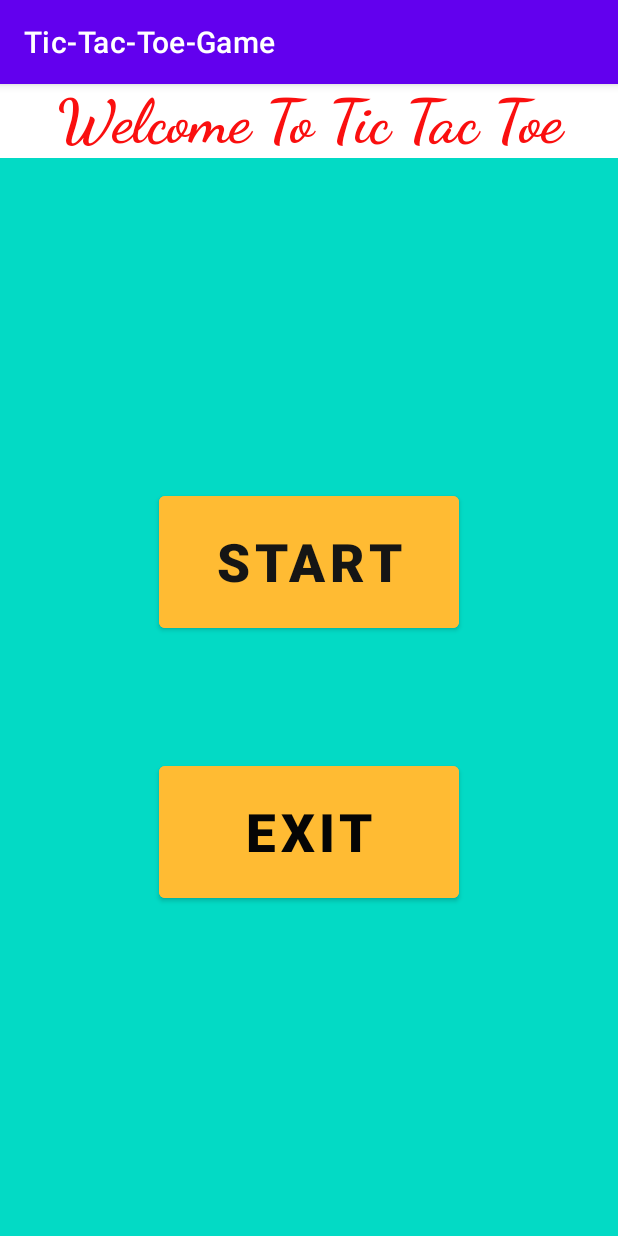
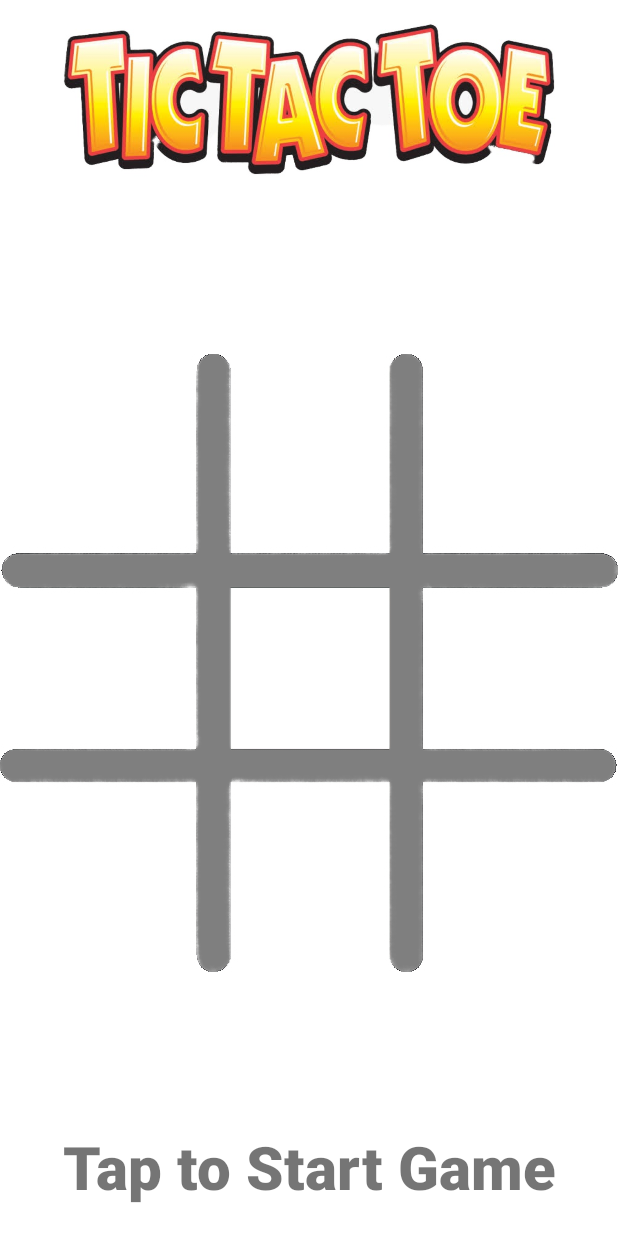
Before and after one commit to KumarGangesh123/Tic-Tac_Toe_Game_Android, an Android app: the screen it shows after launch (MainActivity before the commit, fontPage after it), on a phone screen of 412 x 824 dp. Run offline under Robolectric (Android 15) with nearby library versions, the phone set to English and light mode, and no system bars.

Commit message:
Updated Version of the project.

```diff
--- a/app/build.gradle
+++ b/app/build.gradle
@@ -33,6 +33,7 @@ dependencies {
     implementation 'androidx.appcompat:appcompat:1.6.1'
     implementation 'com.google.android.material:material:1.8.0'
     implementation 'androidx.constraintlayout:constraintlayout:2.1.4'
+    implementation 'com.airbnb.android:lottie:6.0.0'
     testImplementation 'junit:junit:4.13.2'
     androidTestImplementation 'androidx.test.ext:junit:1.1.5'
     androidTestImplementation 'androidx.test.espresso:espresso-core:3.5.1'
--- a/app/src/main/java/com/india/tic_tac_toe_game/MainActivity.java
+++ b/app/src/main/java/com/india/tic_tac_toe_game/MainActivity.java
@@ -4,6 +4,7 @@ import androidx.appcompat.app.AppCompatActivity;
 
 import android.content.Intent;
 import android.os.Bundle;
+import android.os.Handler;
 import android.view.View;
 import android.widget.Button;
 
@@ -14,25 +15,13 @@ public class MainActivity extends AppCompatActivity {
         super.onCreate(savedInstanceState);
         setContentView(R.layout.activity_font_page);
 
-        Button btn1 = findViewById(R.id.button1);
-        Button btn2 = findViewById(R.id.button2);
-
-        btn1.setOnClickListener(new View.OnClickListener() {
+        new Handler().postDelayed(new Runnable() {
             @Override
-            public void onClick(View v) {
-                Intent iNext = new Intent(MainActivity.this, fontPage.class);
-                startActivity(iNext);
-
+            public void run() {
+                startActivity(new Intent(MainActivity.this,fontPage.class));
+                finish();
             }
-        });
-
-        btn2.setOnClickListener(new View.OnClickListener() {
-            @Override
-            public void onClick(View v) {
-                finish();
-                System.exit(0);
-            }
-        });
+        },3000);
 
     }
 }
--- a/app/src/main/res/layout/activity_font_page.xml
+++ b/app/src/main/res/layout/activity_font_page.xml
@@ -6,51 +6,13 @@
     android:layout_height="match_parent"
     tools:context=".MainActivity">
 
-    <TextView
-        android:id="@+id/textView3"
-        android:layout_width="0dp"
-        android:layout_height="wrap_content"
-        android:fontFamily="cursive"
-        android:gravity="center"
-        android:text="Welcome To Tic Tac Toe"
-        android:textColor="#FA0F0F"
-        android:textSize="40sp"
-        android:textStyle="bold"
-        app:layout_constraintEnd_toEndOf="parent"
-        app:layout_constraintStart_toStartOf="parent"
-        app:layout_constraintTop_toTopOf="parent" />
+    <com.airbnb.lottie.LottieAnimationView
+        android:layout_width="match_parent"
+        android:layout_height="match_parent"
+        app:lottie_rawRes="@raw/loading"
+        android:background="#00BCD4"
+        app:lottie_autoPlay="true"
+        app:lottie_loop="true"
+        />
 
-    <LinearLayout
-        android:layout_width="0dp"
-        android:layout_height="0dp"
-        android:background="?attr/colorAccent"
-        android:gravity="center"
-        android:orientation="vertical"
-        app:layout_constraintBottom_toBottomOf="parent"
-        app:layout_constraintEnd_toEndOf="parent"
-        app:layout_constraintStart_toStartOf="parent"
-        app:layout_constraintTop_toBottomOf="@+id/textView3">
-
-        <Button
-            android:id="@+id/button1"
-            android:layout_width="200dp"
-            android:layout_height="100dp"
-            android:backgroundTint="@android:color/holo_orange_light"
-            android:text="START"
-            android:textColor="#151515"
-            android:textSize="35sp"
-            android:textStyle="bold" />
-
-        <Button
-            android:id="@+id/button2"
-            android:layout_width="200dp"
-            android:layout_height="100dp"
-            android:layout_marginTop="80dp"
-            android:backgroundTint="@android:color/holo_orange_light"
-            android:gravity="center"
-            android:text="EXIT"
-            android:textColor="#050505"
-            android:textSize="35sp"
-            android:textStyle="bold" />
-    </LinearLayout>
 </androidx.constraintlayout.widget.ConstraintLayout>
--- a/app/src/main/res/layout/activity_main.xml
+++ b/app/src/main/res/layout/activity_main.xml
@@ -6,18 +6,13 @@
     android:layout_height="match_parent"
     tools:context=".fontPage">
 
-    <TextView
-        android:id="@+id/textView"
-        android:layout_width="wrap_content"
-        android:layout_height="wrap_content"
-        android:fontFamily="cursive"
-        android:text="@string/gameName"
-        android:textColor="#F80505"
-        android:textSize="40sp"
-        android:textStyle="bold"
+    <ImageView
+        android:id="@+id/imageView11"
+        android:layout_width="0dp"
+        android:layout_height="123dp"
         app:layout_constraintEnd_toEndOf="parent"
-        app:layout_constraintStart_toStartOf="parent"
-        app:layout_constraintTop_toTopOf="parent" />
+        app:layout_constraintTop_toTopOf="parent"
+        app:srcCompat="@drawable/name" />
 
     <ImageView
         android:id="@+id/imageView"
@@ -26,9 +21,11 @@
         android:contentDescription="@string/elements"
         app:layout_constraintBottom_toBottomOf="parent"
         app:layout_constraintEnd_toEndOf="parent"
+        app:layout_constraintHorizontal_bias="1.0"
         app:layout_constraintStart_toStartOf="parent"
-        app:layout_constraintTop_toBottomOf="@+id/textView"
-        app:srcCompat="@drawable/grid" />
+        app:layout_constraintTop_toTopOf="@+id/imageView11"
+        app:srcCompat="@drawable/grid"
+        android:layout_marginTop="60dp"/>
 
     <LinearLayout
         android:id="@+id/linearLayout"
@@ -38,7 +35,8 @@
         app:layout_constraintBottom_toBottomOf="@+id/imageView"
         app:layout_constraintEnd_toEndOf="parent"
         app:layout_constraintStart_toStartOf="parent"
-        app:layout_constraintTop_toBottomOf="@+id/textView">
+        app:layout_constraintTop_toTopOf="parent"
+        android:layout_marginTop="60dp">
 
         <LinearLayout
             android:layout_width="match_parent"
@@ -51,10 +49,12 @@
                 android:layout_width="match_parent"
                 android:layout_height="match_parent"
                 android:layout_weight="1"
-                android:contentDescription="@string/app_name"
+                android:contentDescription="@string/elements"
                 android:onClick="check"
                 android:padding="20dp"
-                android:tag="0" />
+                android:tag="0"
+                tools:layout_editor_absoluteX="0dp"
+                tools:layout_editor_absoluteY="222dp" />
 
             <ImageView
                 android:id="@+id/imageView2"
@@ -71,7 +71,7 @@
                 android:layout_width="match_parent"
                 android:layout_height="match_parent"
                 android:layout_weight="1"
-                android:contentDescription="@string/elements"
+                android:contentDescription="@string/app_name"
                 android:onClick="check"
                 android:padding="20dp"
                 android:tag="2" />
@@ -154,14 +154,18 @@
 
     <TextView
         android:id="@+id/textView2"
-        android:layout_width="wrap_content"
+        android:layout_width="0dp"
         android:layout_height="wrap_content"
-        android:fontFamily="cursive"
+        android:fontFamily="sans-serif-black"
+        android:gravity="center"
         android:text="@string/result"
         android:textSize="40sp"
         android:textStyle="bold"
         app:layout_constraintBottom_toBottomOf="@+id/imageView"
         app:layout_constraintEnd_toEndOf="parent"
+        app:layout_constraintHorizontal_bias="0.496"
         app:layout_constraintStart_toStartOf="parent"
-        app:layout_constraintTop_toBottomOf="@+id/linearLayout" />
+        app:layout_constraintTop_toBottomOf="@+id/linearLayout"
+        app:layout_constraintVertical_bias="0.85" />
+
 </androidx.constraintlayout.widget.ConstraintLayout>
--- a/app/src/main/res/values/colors.xml
+++ b/app/src/main/res/values/colors.xml
@@ -7,4 +7,6 @@
     <color name="teal_700">#FF018786</color>
     <color name="black">#FF000000</color>
     <color name="white">#FFFFFFFF</color>
+    <color name="oGreen">#8BC34A</color>
+    <color name="xRed">#EC1505</color>
 </resources>
--- a/app/src/main/res/values/themes.xml
+++ b/app/src/main/res/values/themes.xml
@@ -1,6 +1,6 @@
 <resources xmlns:tools="http://schemas.android.com/tools">
     <!-- Base application theme. -->
-    <style name="Theme.TicTacToeGame" parent="Theme.MaterialComponents.DayNight.DarkActionBar">
+    <style name="Theme.TicTacToeGame" parent="Theme.MaterialComponents.DayNight.NoActionBar">
         <!-- Primary brand color. -->
         <item name="colorPrimary">@color/purple_500</item>
         <item name="colorPrimaryVariant">@color/purple_700</item>
```
Also changed, not shown: app/src/main/java/com/india/tic_tac_toe_game/fontPage.java (+6 -3 lines), app/src/main/res/raw/loading.json (added, +1 -0 lines), app/src/main/res/drawable/name.jpeg (added), app/src/main/res/drawable/o.png (added), app/src/main/res/drawable/o11.png (added), app/src/main/res/drawable/o12.png (added), app/src/main/res/drawable/x.png (added), app/src/main/res/drawable/x11.png (added).
